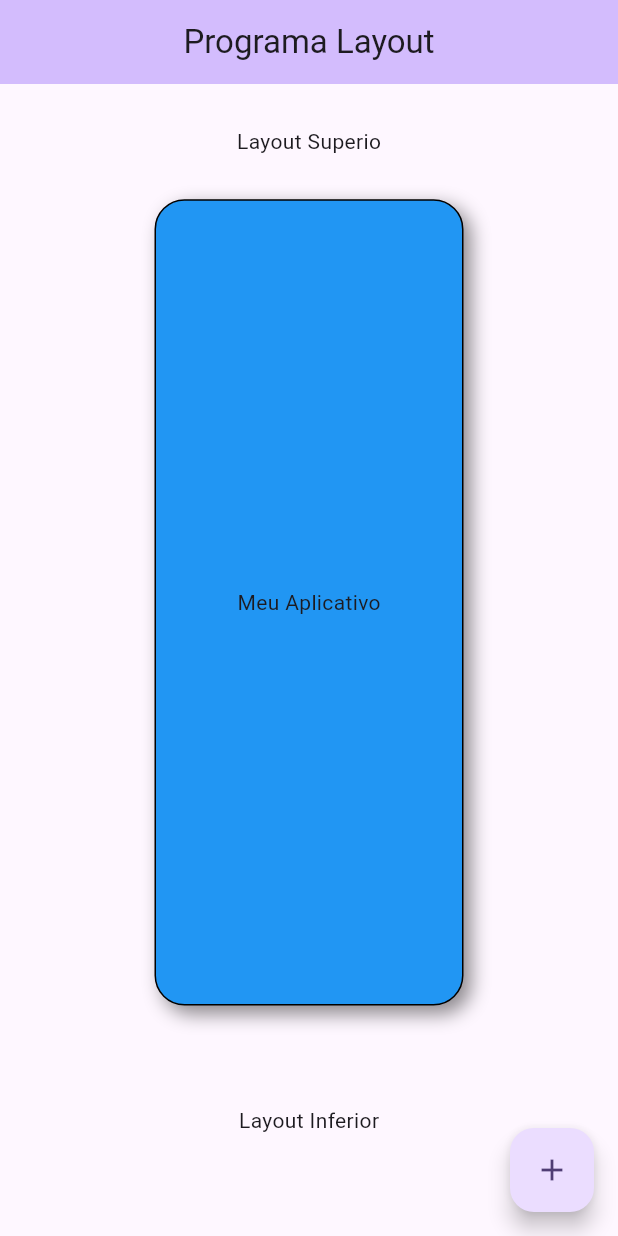
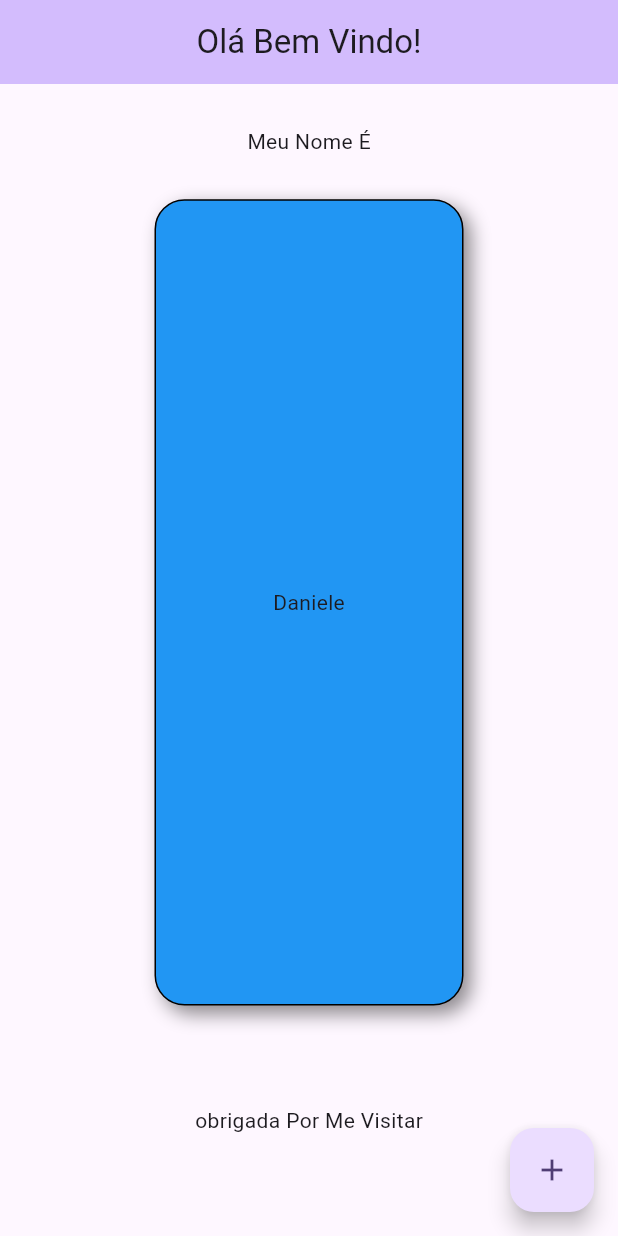
Before and after one commit to DanieleFlauzinaSantana/App-Layout1, a Flutter app: the screen it shows after launch, on a phone screen of 412 x 824 dp. Run offline on Flutter 3.47's test engine with Material 3 defaults, Android fonts, the phone set to English and light mode, and no system bars.

Commit message:
Update main.dart

```diff
--- a/lib/main.dart
+++ b/lib/main.dart
@@ -16,7 +16,7 @@ class App extends StatelessWidget {
         colorScheme: ColorScheme.fromSeed(seedColor: Colors.deepPurple),
         useMaterial3: true,
       ),
-      home: const HomePage(title: 'Programa Layout'),
+      home: const HomePage(title: 'Olá Bem Vindo!'),
     );
   }
 }
@@ -50,7 +50,7 @@ class _HomePageState extends State<HomePage> {
               child: Container(
                 alignment: Alignment.center,
                 //color: Colors.amber,
-                child: const Text('Layout Superio'),
+                child: const Text('Meu Nome É'),
               ),
             ),
             Expanded(
@@ -84,7 +84,7 @@ class _HomePageState extends State<HomePage> {
                           ),
                         ],
                       ),
-                      child: const Text('Meu Aplicativo'),
+                      child: const Text('Daniele'),
                     ),
                   ),
                   Expanded(
@@ -102,7 +102,7 @@ class _HomePageState extends State<HomePage> {
               child: Container(
                 alignment: Alignment.center,
                 // color: Colors.blue,
-                child: const Text('Layout Inferior'),
+                child: const Text('obrigada Por Me Visitar'),
               ),
             ),
           ],
```
